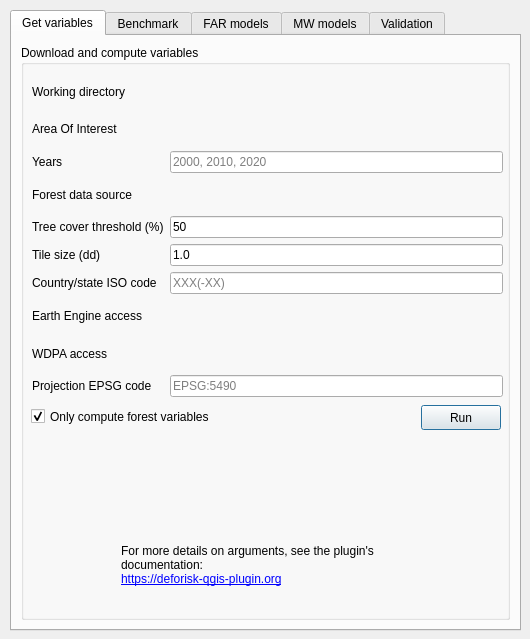
Old version of the form deforisk_plugin_dialog_base.ui in the repository ghislainv/deforisk-qgis-plugin.
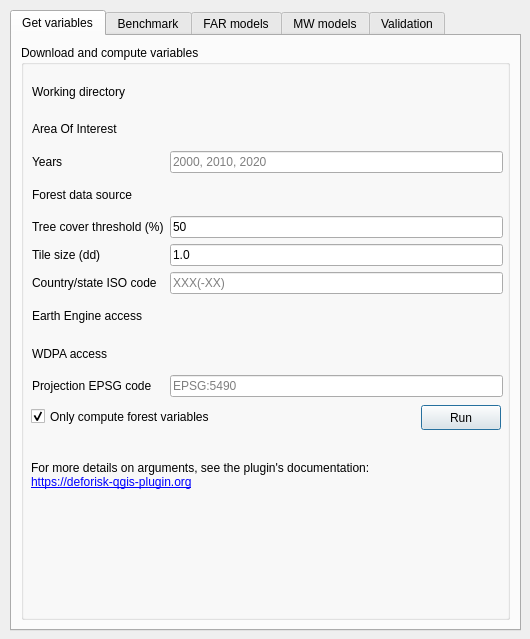
New version of the form. Icons and pictures are not drawn. Custom widgets are drawn as their Qt base class.

The edit to the form file:
```diff
--- a/deforisk_plugin_dialog_base.ui
+++ b/deforisk_plugin_dialog_base.ui
@@ -38,9 +38,9 @@
        <widget class="QLabel" name="label_doc">
         <property name="geometry">
          <rect>
-          <x>100</x>
-          <y>490</y>
-          <width>321</width>
+          <x>10</x>
+          <y>400</y>
+          <width>471</width>
           <height>61</height>
          </rect>
         </property>
@@ -237,9 +237,9 @@
         <property name="geometry">
          <rect>
           <x>10</x>
-          <y>480</y>
-          <width>71</width>
-          <height>81</height>
+          <y>475</y>
+          <width>370</width>
+          <height>82</height>
          </rect>
         </property>
         <property name="text">
```
Left out of the diff: 2 changed lines with no effect on the pictures.
